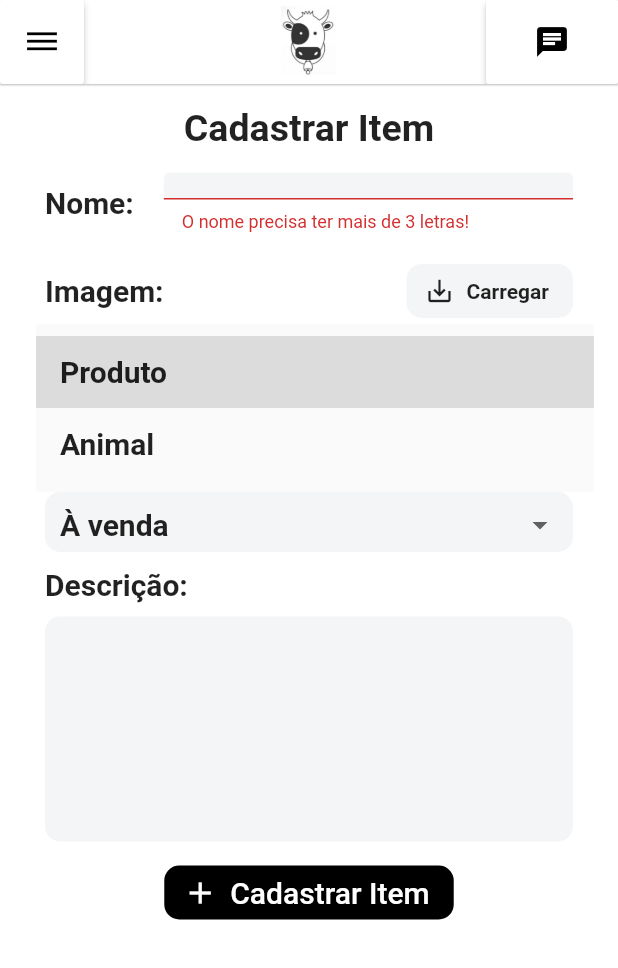
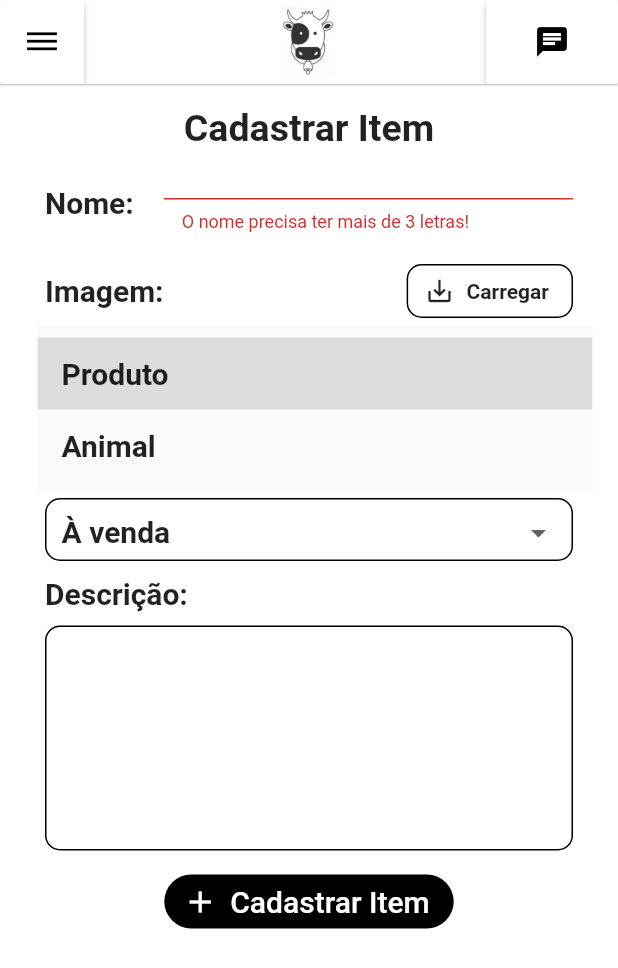
Before and after one commit to renan-almeidaa/projeto_muh_compmov, a Flutter app: the ItemRegister screen opened directly, after a tap on "Cadastrar Item", after a tap on "Produto", on a phone screen of 412 x 824 dp. Shown: the top 968 px of the screen. Run offline on Flutter 3.47's test engine with Material 2 defaults, Android fonts, the phone set to English and light mode, and no system bars; our stand-ins replace cloud_firestore, firebase_auth, firebase_storage, image_picker, mask_text_input_formatter; missing offline and left inert: masked_text; accounts and stored records are empty.

Commit message:
Cadastro Item mais fiél ao protótipo.

```diff
--- a/lib/main.dart
+++ b/lib/main.dart
@@ -27,7 +27,7 @@ class MyApp extends StatelessWidget{
               primarySwatch: Colors.blue,
               primaryColor: Color.fromARGB(255, 0, 0, 0)
           ),
-          home: LoginScreen(),
+          home: ItemRegister('test'),
         )
 
     );
--- a/lib/screens/item_registration_screen.dart
+++ b/lib/screens/item_registration_screen.dart
@@ -4,6 +4,7 @@ import 'dart:ui';
 import 'package:flutter/cupertino.dart';
 import 'package:flutter/material.dart';
 import 'package:image_picker/image_picker.dart';
+import 'package:path/path.dart';
 import 'package:projeto_muh_compmov/models/user_model.dart';
 import 'package:scoped_model/scoped_model.dart';
 
@@ -80,6 +81,11 @@ class _CustomFormState extends State<CustomForm> {
   Map<String,String> _dropdownMenus = Map<String,String>();
 
   File _image;
+  String _filename = '';
+
+  String getFileName(File file) {
+    return basename(file.path);
+  }
 
   pickImageFromGallery(ImageSource source) async {
     final ImagePicker picker = ImagePicker();
@@ -143,11 +149,13 @@ class _CustomFormState extends State<CustomForm> {
                                       },
                                       decoration: InputDecoration(
                                         filled: true,
-                                        // fillColor: Colors.white,
-                                        fillColor: Color(0xFFF4F5F6),
+                                        fillColor: Colors.white,
+                                        // fillColor: Color(0xFFF4F5F6),
                                         enabledBorder: OutlineInputBorder(
                                           borderRadius: BorderRadius.all(Radius.elliptical(10, 10)),
-                                          borderSide: BorderSide.none,
+                                          borderSide: BorderSide(
+                                            width: 1,
+                                          ),
                                           // borderSide: BorderSide(
                                           //   color: Colors.black,
                                           //   width: 0,
@@ -174,9 +182,33 @@ class _CustomFormState extends State<CustomForm> {
                                 fontWeight: FontWeight.w700,
                               ),
                             ),
+                            Flexible(
+                              child: Padding(
+                                padding: EdgeInsets.fromLTRB(5, 0, 5, 0),
+                                child: Container(
+                                  child: Text(_filename,
+                                    overflow: TextOverflow.ellipsis,
+                                    style: TextStyle(
+                                      fontSize: 10,
+                                    ),
+                                  ),
+                                ),
+                              ),
+                            ),
                             RaisedButton.icon(
-                              onPressed: () {
-                                pickImageFromGallery(ImageSource.gallery);
+                              onPressed: () async {
+                                await pickImageFromGallery(ImageSource.gallery);
+
+                                setState(() {
+                                  _filename = getFileName(_image);
+                                });
+
+                                final snackBar = SnackBar(
+                                  content: Text('Imagem carregada!'),
+                                  backgroundColor: Colors.blue,
+                                );
+
+                                Scaffold.of(context).showSnackBar(snackBar);
                               },
                               icon: Icon(Icons.save_alt,
                                 size: 20,
@@ -187,10 +219,11 @@ class _CustomFormState extends State<CustomForm> {
                                 ),
                               ),
                               elevation: 0,
-                              // color: Colors.white,
-                              color: Color(0xFFF4F5F6),
+                              color: Colors.white,
+                              // color: Color(0xFFF4F5F6),
                               shape: RoundedRectangleBorder(
                                 borderRadius: BorderRadius.all(Radius.elliptical(10, 10)),
+                                side: BorderSide(),
                               ),
                             ),
                           ],
@@ -243,11 +276,11 @@ class _CustomFormState extends State<CustomForm> {
                               maxLines: 6,
                               decoration: InputDecoration(
                                 filled: true,
-                                // fillColor: Colors.white,
-                                fillColor: Color(0xFFF4F5F6),
+                                fillColor: Colors.white,
+                                // fillColor: Color(0xFFF4F5F6),
                                 enabledBorder: OutlineInputBorder(
                                   borderRadius: BorderRadius.all(Radius.elliptical(10, 10)),
-                                  borderSide: BorderSide.none,
+                                  borderSide: BorderSide(),
                                 ),
                               ),
                             ),
@@ -261,7 +294,7 @@ class _CustomFormState extends State<CustomForm> {
                         child: RaisedButton.icon(
                           color: Colors.black,
                           shape: RoundedRectangleBorder(
-                            borderRadius: BorderRadius.all(Radius.circular(10)),
+                            borderRadius: BorderRadius.all(Radius.circular(20)),
                           ),
                           elevation: 0,
                           icon: Icon(Icons.add,
@@ -285,6 +318,20 @@ class _CustomFormState extends State<CustomForm> {
                               };
                               // debugPrint(itemData.toString());
                               model.createItemData(itemData, _image, widget._farmId);
+
+                              final snackBar = SnackBar(
+                                content: Text('Item cadastrado!'),
+                                backgroundColor: Colors.green,
+                              );
+
+                              Scaffold.of(context).showSnackBar(snackBar);
+                            } else {
+                              final snackBar = SnackBar(
+                                content: Text('Dados incompletos'),
+                                backgroundColor: Colors.red,
+                              );
+
+                              Scaffold.of(context).showSnackBar(snackBar);
                             }
                           },
                         ),
@@ -332,12 +379,14 @@ class _DropDownItemState extends State<DropDownItem> {
   Widget build(BuildContext context) {
     return Container(
         padding: EdgeInsets.all(10),
-        height: 40,
+        height: 42,
         decoration: ShapeDecoration(
-          // color: Colors.white,
-          color: Color(0xFFF4F5F6),
+          color: Colors.white,
+          // color: Color(0xFFF4F5F6),
           shape: RoundedRectangleBorder(
-              side: BorderSide.none,
+              side: BorderSide(
+                width: 1,
+              ),
               borderRadius: BorderRadius.all(Radius.elliptical(10, 10))
           ),
         ),
--- a/pubspec.yaml
+++ b/pubspec.yaml
@@ -39,6 +39,7 @@ dependencies:
   mask_text_input_formatter: ^1.1.0
   image_picker: ^0.6.7+7
   firebase_storage: ^3.1.6
+  path: ^1.7.0
 
 dev_dependencies:
   flutter_test:
```
Also changed, not shown: pubspec.lock.
